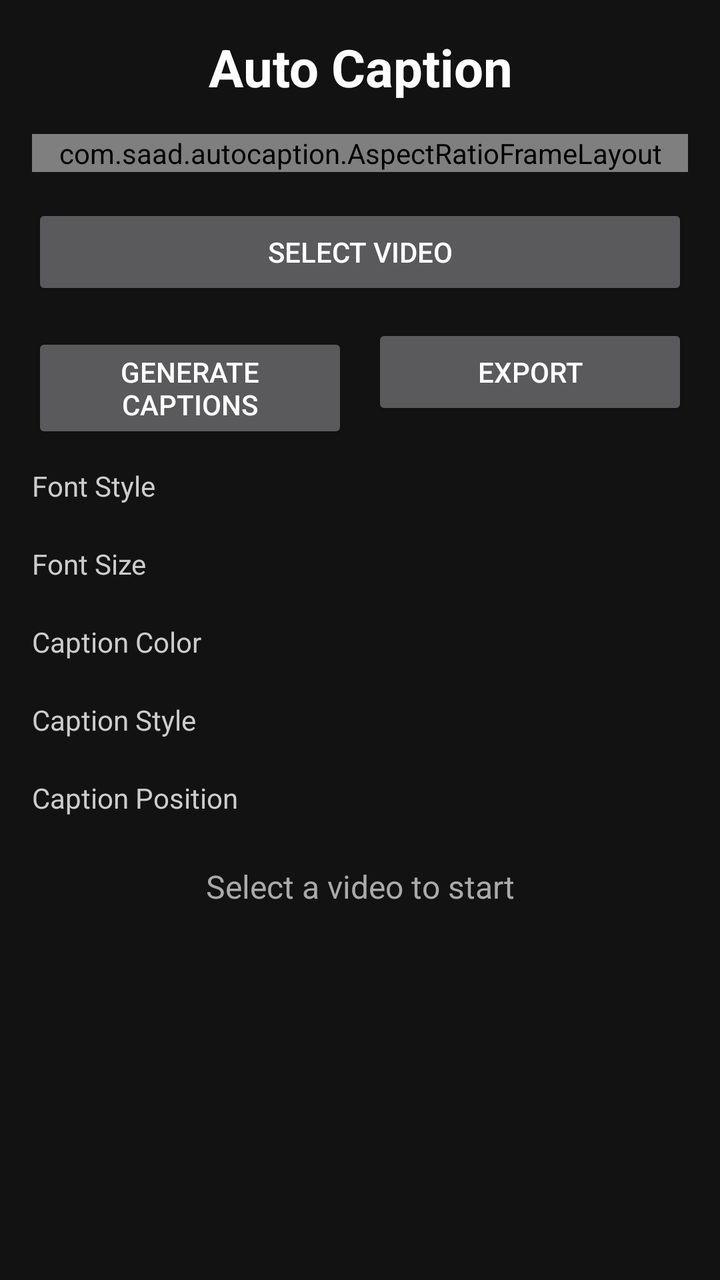
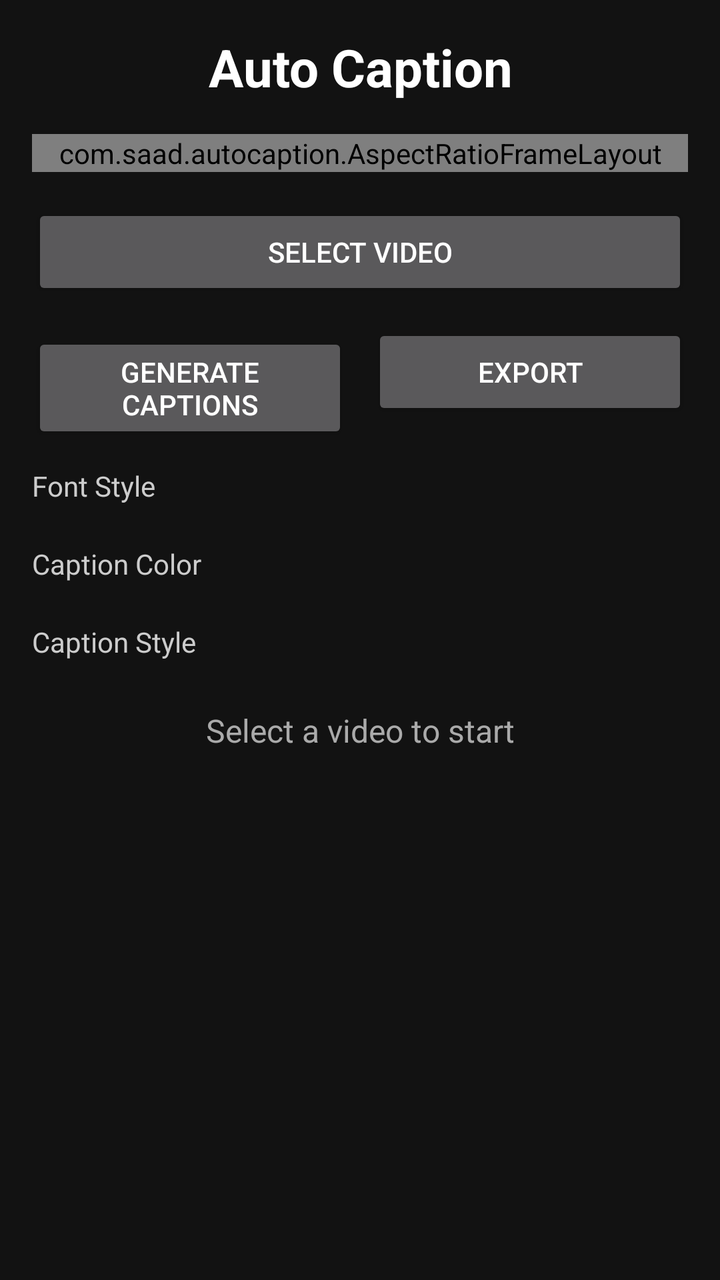

An Android layout rendered at two revisions. The XML below is the earlier revision; the diff shows what the commit changed to produce the second picture.
<!-- AndroidManifest.xml: application theme Theme.AppCompat -->
<!-- res/layout/layout_main.xml -->
<?xml version="1.0" encoding="utf-8"?>
<ScrollView
    xmlns:android="http://schemas.android.com/apk/res/android"
    android:layout_width="match_parent"
    android:layout_height="match_parent"
    android:background="#121212">

    <LinearLayout
        android:layout_width="match_parent"
        android:layout_height="wrap_content"
        android:orientation="vertical"
        android:padding="16dp">

        <TextView
            android:layout_width="match_parent"
            android:layout_height="wrap_content"
            android:text="Auto Caption"
            android:textSize="26sp"
            android:textStyle="bold"
            android:textColor="#FFFFFF"
            android:gravity="center"
            android:layout_marginBottom="16dp" />

        <com.saad.autocaption.AspectRatioFrameLayout
            android:id="@+id/videoPreviewContainer"
            android:layout_width="match_parent"
            android:layout_height="wrap_content"
            android:background="#000000">

            <SurfaceView
                android:id="@+id/videoSurface"
                android:layout_width="match_parent"
                android:layout_height="match_parent" />

            <TextView
                android:id="@+id/captionText"
                android:layout_width="match_parent"
                android:layout_height="wrap_content"
                android:gravity="center"
                android:textColor="#FFFFFF"
                android:textSize="22sp"
                android:layout_gravity="bottom"
                android:padding="12dp" />

        </com.saad.autocaption.AspectRatioFrameLayout>

        <Button
            android:id="@+id/selectVideoButton"
            android:layout_width="match_parent"
            android:layout_height="wrap_content"
            android:text="Select Video"
            android:layout_marginTop="16dp" />

        <LinearLayout
            android:layout_width="match_parent"
            android:layout_height="wrap_content"
            android:orientation="horizontal"
            android:layout_marginTop="12dp">

            <Button
                android:id="@+id/generateCaptionsButton"
                android:layout_width="0dp"
                android:layout_height="wrap_content"
                android:layout_weight="1"
                android:layout_marginEnd="6dp"
                android:text="Generate Captions" />

            <Button
                android:id="@+id/exportButton"
                android:layout_width="0dp"
                android:layout_height="wrap_content"
                android:layout_weight="1"
                android:layout_marginStart="6dp"
                android:text="Export" />

        </LinearLayout>

        <TextView
            android:layout_width="wrap_content"
            android:layout_height="wrap_content"
            android:text="Font Style"
            android:textColor="#CCCCCC"
            android:textSize="14sp"
            android:layout_marginTop="16dp" />

        <Spinner
            android:id="@+id/fontStyleSpinner"
            android:layout_width="match_parent"
            android:layout_height="wrap_content"
            android:background="#1E1E1E"
            android:popupBackground="#1E1E1E"
            android:layout_marginTop="4dp" />

        <TextView
            android:layout_width="wrap_content"
            android:layout_height="wrap_content"
            android:text="Font Size"
            android:textColor="#CCCCCC"
            android:textSize="14sp"
            android:layout_marginTop="16dp" />

        <Spinner
            android:id="@+id/fontSizeSpinner"
            android:layout_width="match_parent"
            android:layout_height="wrap_content"
            android:background="#1E1E1E"
            android:popupBackground="#1E1E1E"
            android:layout_marginTop="4dp" />

        <TextView
            android:layout_width="wrap_content"
            android:layout_height="wrap_content"
            android:text="Caption Color"
            android:textColor="#CCCCCC"
            android:textSize="14sp"
            android:layout_marginTop="16dp" />

        <Spinner
            android:id="@+id/captionColorSpinner"
            android:layout_width="match_parent"
            android:layout_height="wrap_content"
            android:background="#1E1E1E"
            android:popupBackground="#1E1E1E"
            android:layout_marginTop="4dp" />

        <TextView
            android:layout_width="wrap_content"
            android:layout_height="wrap_content"
            android:text="Caption Style"
            android:textColor="#CCCCCC"
            android:textSize="14sp"
            android:layout_marginTop="16dp" />

        <Spinner
            android:id="@+id/captionStyleSpinner"
            android:layout_width="match_parent"
            android:layout_height="wrap_content"
            android:background="#1E1E1E"
            android:popupBackground="#1E1E1E"
            android:layout_marginTop="4dp" />

        <TextView
            android:layout_width="wrap_content"
            android:layout_height="wrap_content"
            android:text="Caption Position"
            android:textColor="#CCCCCC"
            android:textSize="14sp"
            android:layout_marginTop="16dp" />

        <Spinner
            android:id="@+id/positionSpinner"
            android:layout_width="match_parent"
            android:layout_height="wrap_content"
            android:background="#1E1E1E"
            android:popupBackground="#1E1E1E"
            android:layout_marginTop="4dp" />

        <TextView
            android:id="@+id/statusText"
            android:layout_width="match_parent"
            android:layout_height="wrap_content"
            android:text="Select a video to start"
            android:textSize="16sp"
            android:textColor="#AAAAAA"
            android:gravity="center"
            android:layout_marginTop="20dp" />

    </LinearLayout>

</ScrollView>
<!-- resources referenced by this layout -->
<resources>

</resources>

<!-- the commit's change to res/layout/layout_main.xml (unified diff, before → after) -->
@@ -94,22 +94,6 @@
         <TextView
             android:layout_width="wrap_content"
             android:layout_height="wrap_content"
-            android:text="Font Size"
-            android:textColor="#CCCCCC"
-            android:textSize="14sp"
-            android:layout_marginTop="16dp" />
-
-        <Spinner
-            android:id="@+id/fontSizeSpinner"
-            android:layout_width="match_parent"
-            android:layout_height="wrap_content"
-            android:background="#1E1E1E"
-            android:popupBackground="#1E1E1E"
-            android:layout_marginTop="4dp" />
-
-        <TextView
-            android:layout_width="wrap_content"
-            android:layout_height="wrap_content"
             android:text="Caption Color"
             android:textColor="#CCCCCC"
             android:textSize="14sp"
@@ -140,22 +124,6 @@
             android:layout_marginTop="4dp" />
 
         <TextView
-            android:layout_width="wrap_content"
-            android:layout_height="wrap_content"
-            android:text="Caption Position"
-            android:textColor="#CCCCCC"
-            android:textSize="14sp"
-            android:layout_marginTop="16dp" />
-
-        <Spinner
-            android:id="@+id/positionSpinner"
-            android:layout_width="match_parent"
-            android:layout_height="wrap_content"
-            android:background="#1E1E1E"
-            android:popupBackground="#1E1E1E"
-            android:layout_marginTop="4dp" />
-
-        <TextView
             android:id="@+id/statusText"
             android:layout_width="match_parent"
             android:layout_height="wrap_content"
